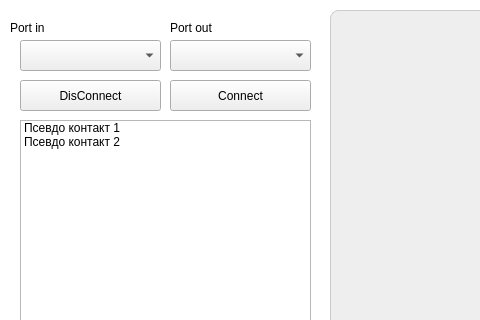
Old version of the form app/sitcw.ui in the repository OverLucker/SiTCW; both pictures show x 0 to 480 and y 0 to 320 of the 1000 by 600 pixel window.
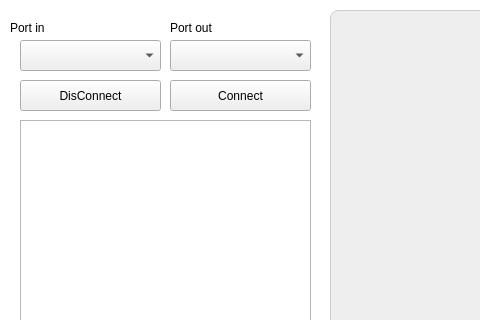
New version of the form.

Patch:
```diff
--- a/app/sitcw.ui
+++ b/app/sitcw.ui
@@ -260,16 +260,6 @@
     <property name="selectionRectVisible">
      <bool>false</bool>
     </property>
-    <item>
-     <property name="text">
-      <string>Псевдо контакт 1</string>
-     </property>
-    </item>
-    <item>
-     <property name="text">
-      <string>Псевдо контакт 2</string>
-     </property>
-    </item>
    </widget>
    <widget class="QComboBox" name="netInputPortIn">
     <property name="geometry">
```
Left out of the diff: 3 changed lines with no effect on the pictures.
